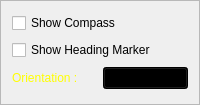
Above: RadarArmed2020/framecontrol3.ui from MiftahSalam/Radar-Armed-2020 before the change. Below: the same form after it.
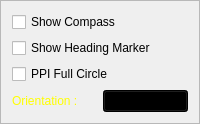
That is the form after the change.

Commit message: add switching PPI display fitur (full/half circle), move radar status panel to right frame, debugging

The edit to the form file:
```diff
--- a/RadarArmed2020/framecontrol3.ui
+++ b/RadarArmed2020/framecontrol3.ui
@@ -34,6 +34,13 @@
      </property>
     </widget>
    </item>
+   <item>
+    <widget class="QCheckBox" name="checkBoxPPIFullCircle">
+     <property name="text">
+      <string>PPI Full Circle</string>
+     </property>
+    </widget>
+   </item>
    <item>
     <layout class="QHBoxLayout" name="horizontalLayout">
      <item>
```
The commit also changes 9 other files.
